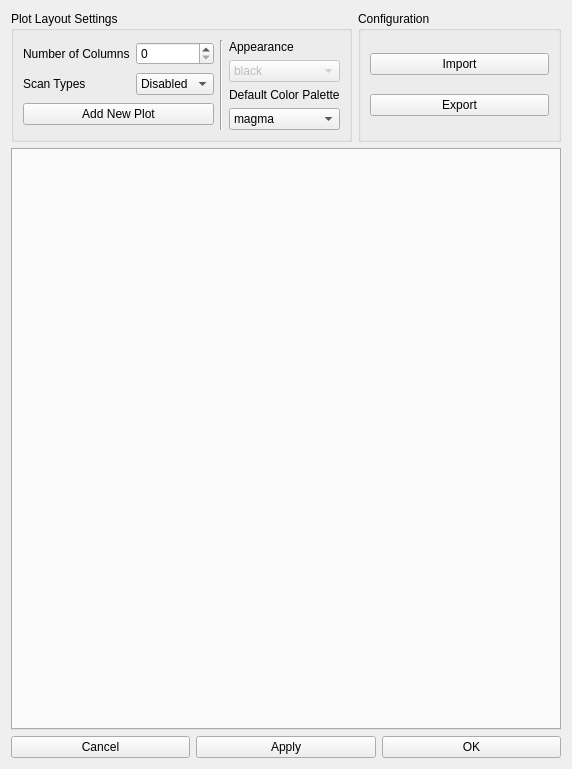
bec-project/bec_widgets, file bec_widgets/widgets/monitor/config_dialog.ui: the form before one commit.
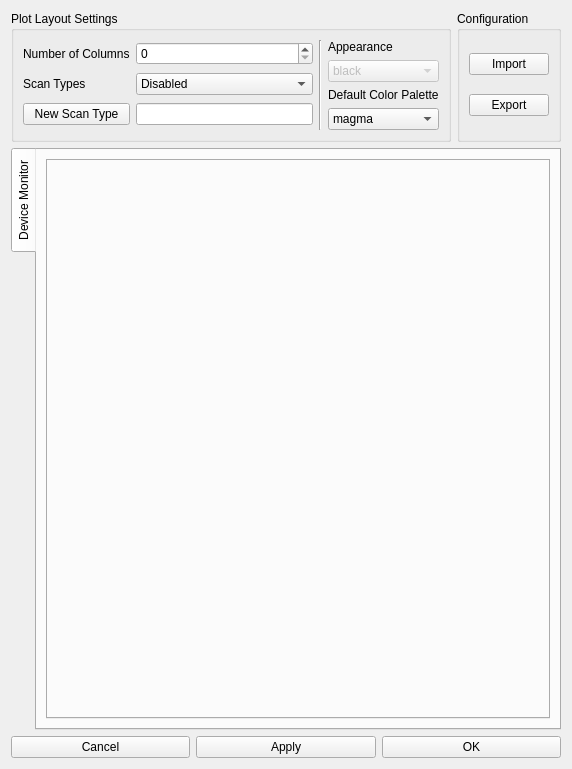
The form after the commit.

Commit message: feature: DialogConfig ability to add different scan configuration

Patch:
```diff
--- a/bec_widgets/widgets/monitor/config_dialog.ui
+++ b/bec_widgets/widgets/monitor/config_dialog.ui
@@ -31,9 +31,6 @@
             </property>
            </widget>
           </item>
-          <item row="0" column="1">
-           <widget class="QSpinBox" name="spinBox_n_column"/>
-          </item>
           <item row="1" column="0">
            <widget class="QLabel" name="label_6">
             <property name="text">
@@ -41,6 +38,13 @@
             </property>
            </widget>
           </item>
+          <item row="3" column="0">
+           <widget class="QPushButton" name="pushButton_new_scan_type">
+            <property name="text">
+             <string>New Scan Type</string>
+            </property>
+           </widget>
+          </item>
           <item row="1" column="1">
            <widget class="QComboBox" name="comboBox_scanTypes">
             <item>
@@ -55,12 +59,11 @@
             </item>
            </widget>
           </item>
-          <item row="2" column="0" colspan="2">
-           <widget class="QPushButton" name="pushButton_add_new_plot">
-            <property name="text">
-             <string>Add New Plot</string>
-            </property>
-           </widget>
+          <item row="0" column="1">
+           <widget class="QSpinBox" name="spinBox_n_column"/>
+          </item>
+          <item row="3" column="1">
+           <widget class="QLineEdit" name="lineEdit_scan_type"/>
           </item>
          </layout>
         </item>
@@ -154,10 +157,30 @@
     </layout>
    </item>
    <item>
-    <widget class="QTabWidget" name="tabWidget_plots">
+    <widget class="QTabWidget" name="tabWidget_scan_types">
+     <property name="tabPosition">
+      <enum>QTabWidget::West</enum>
+     </property>
+     <property name="tabShape">
+      <enum>QTabWidget::Rounded</enum>
+     </property>
      <property name="currentIndex">
-      <number>-1</number>
+      <number>0</number>
      </property>
+     <widget class="QWidget" name="tab_1">
+      <attribute name="title">
+       <string>Device Monitor</string>
+      </attribute>
+      <layout class="QVBoxLayout" name="verticalLayout_5">
+       <item>
+        <widget class="QTabWidget" name="tabWidget_plots">
+         <property name="currentIndex">
+          <number>-1</number>
+         </property>
+        </widget>
+       </item>
+      </layout>
+     </widget>
     </widget>
    </item>
    <item>
```
The commit also changes 3 other files.
